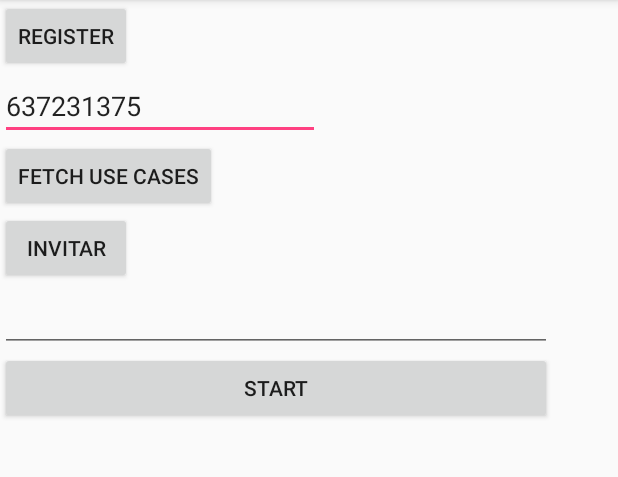
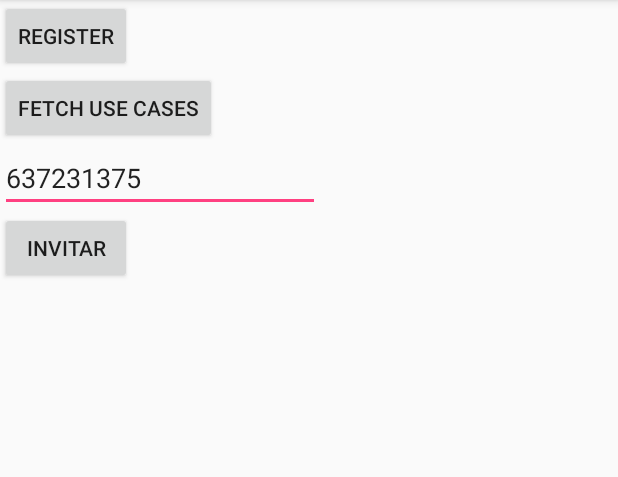
Before and after one commit to okode/sightcall, an Android app: the screen it shows after launch (MainActivity), on a phone screen of 412 x 824 dp, the part 84-561 px from its top. Run offline under Robolectric (Android 15) with nearby library versions, the phone set to English and light mode, and no system bars; libraries missing offline, so code that uses them is left out: com.sightcall.universal, net.rtccloud.sdk; 4 statements that could not run were skipped.

Commit message:
Totally integrated Urban Airship and Sight Call

```diff
--- a/android/SightCallDemo/app/src/main/res/layout/activity_main.xml
+++ b/android/SightCallDemo/app/src/main/res/layout/activity_main.xml
@@ -23,6 +23,14 @@
             tools:layout_editor_absoluteX="16dp"
             tools:layout_editor_absoluteY="83dp" />
 
+        <Button
+            android:id="@+id/button3"
+            android:layout_width="wrap_content"
+            android:layout_height="wrap_content"
+            android:layout_weight="1"
+            android:onClick="fetchUserCases"
+            android:text="Fetch use cases" />
+
         <EditText
             android:id="@+id/txtInv"
             android:layout_width="wrap_content"
@@ -35,14 +43,6 @@
             tools:layout_editor_absoluteY="83dp" />
 
         <Button
-            android:id="@+id/button3"
-            android:layout_width="wrap_content"
-            android:layout_height="wrap_content"
-            android:layout_weight="1"
-            android:onClick="fetchUserCases"
-            android:text="Fetch use cases" />
-
-        <Button
             android:id="@+id/button2"
             android:layout_width="wrap_content"
             android:layout_height="wrap_content"
@@ -52,22 +52,6 @@
             tools:layout_editor_absoluteX="-14dp"
             tools:layout_editor_absoluteY="16dp" />
 
-        <EditText
-            android:id="@+id/txtURL"
-            android:layout_width="match_parent"
-            android:layout_height="wrap_content"
-            android:layout_weight="1"
-            android:ems="10"
-            android:inputType="textPersonName" />
-
-        <Button
-            android:id="@+id/button4"
-            android:layout_width="match_parent"
-            android:layout_height="wrap_content"
-            android:layout_weight="1"
-            android:onClick="startUrl"
-            android:text="Start" />
-
     </LinearLayout>
 
 </android.support.constraint.ConstraintLayout>
--- a/android/SightCallDemo/build.gradle
+++ b/android/SightCallDemo/build.gradle
@@ -6,7 +6,7 @@ buildscript {
     }
     dependencies {
         classpath 'com.android.tools.build:gradle:2.3.3'
-        classpath 'com.google.gms:google-services:3.0.0'
+        classpath 'com.google.gms:google-services:3.1.0'
         // NOTE: Do not place your application dependencies here; they belong
         // in the individual module build.gradle files
     }
```
Also changed, not shown: android/SightCallDemo/app/build.gradle (+12 -1 lines), android/SightCallDemo/app/src/main/AndroidManifest.xml (+15 -0 lines), android/SightCallDemo/app/src/main/assets/airshipconfig.properties (added, +23 -0 lines), android/SightCallDemo/app/src/main/java/com/okode/sightcalldemo/MainActivity.java (+13 -9 lines), android/SightCallDemo/app/src/main/java/com/okode/sightcalldemo/SampleAirshipReceiver.java (added, +95 -0 lines), android/SightCallDemo/app/src/main/java/com/okode/sightcalldemo/SampleAutopilot.java (added, +31 -0 lines), 1 other file.
